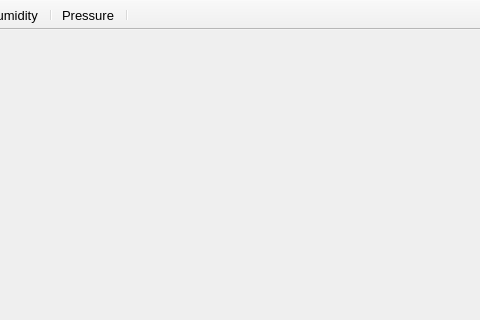
First picture: the form in mainwindow.ui, repository KamilWielgosz303/Thinkspeak, before the edit; both pictures show x 215 to 695 and y 0 to 320 of the 695 by 441 pixel window.
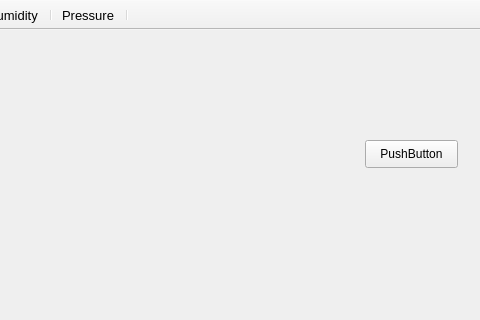
Second picture: the form after the edit.

```diff
--- a/mainwindow.ui
+++ b/mainwindow.ui
@@ -23,11 +23,20 @@
       <height>80</height>
      </rect>
     </property>
-    <layout class="QHBoxLayout" name="horizontalLayout">
-     <property name="sizeConstraint">
-      <enum>QLayout::SetMaximumSize</enum>
-     </property>
-    </layout>
+    <layout class="QHBoxLayout" name="horizontalLayout"/>
+   </widget>
+   <widget class="QPushButton" name="pushButton">
+    <property name="geometry">
+     <rect>
+      <x>580</x>
+      <y>110</y>
+      <width>93</width>
+      <height>28</height>
+     </rect>
+    </property>
+    <property name="text">
+     <string>PushButton</string>
+    </property>
    </widget>
   </widget>
   <widget class="QMenuBar" name="menubar">
```
Left out of the diff: 13 changed lines with no effect on the pictures.
